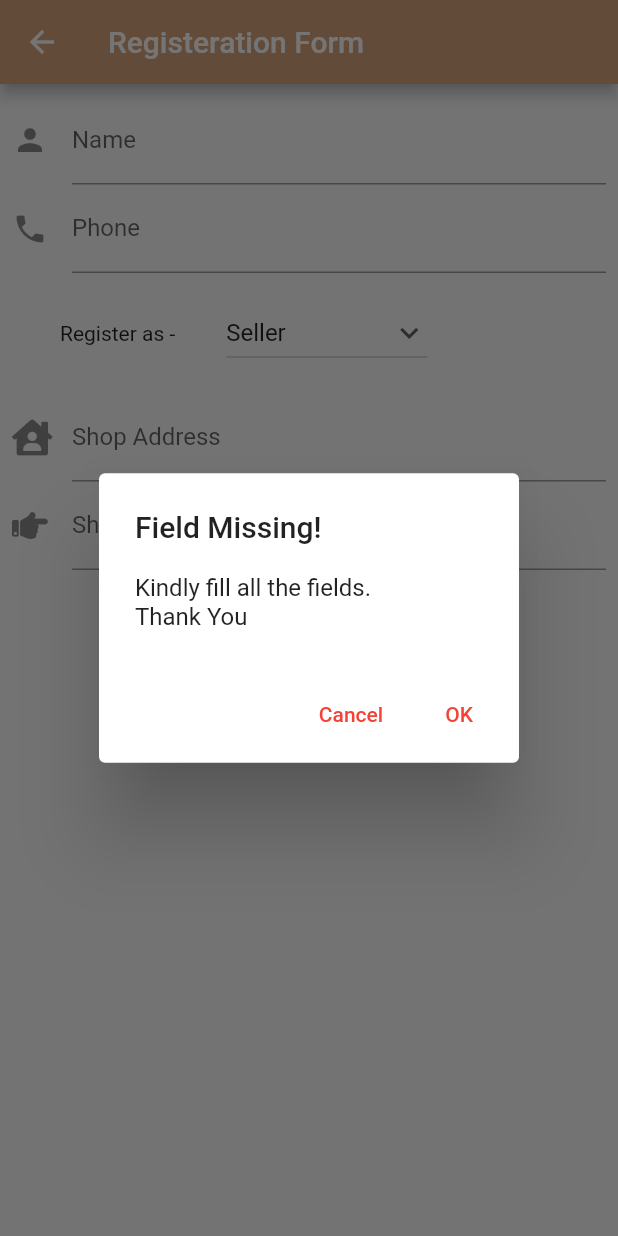
After one commit to aayeshanomani/MyMarket, a Flutter app: the RegistrationForm screen opened directly, after a tap on "Submit", on a phone screen of 412 x 824 dp. The commit adds this screen. Run offline on Flutter 3.47's test engine with Material 2 defaults, Android fonts, the phone set to English and light mode, and no system bars; our stand-ins replace carousel_slider, cloud_firestore, firebase_auth, font_awesome_flutter, google_maps_flutter, location and 1 more; missing offline and left inert: geocoder; accounts and stored records are empty; network calls fail.

Commit message:
fixed map and added seller application

```diff
--- /dev/null
+++ b/lib/applicationForm.dart
@@ -0,0 +1,351 @@
+import 'package:cloud_firestore/cloud_firestore.dart';
+import 'package:firebase_auth/firebase_auth.dart';
+import 'package:flutter/material.dart';
+import 'package:geocoder/geocoder.dart';
+import 'package:font_awesome_flutter/font_awesome_flutter.dart';
+import 'package:mymarket/adminHome.dart';
+import 'package:mymarket/services/helper.dart';
+
+class RegistrationForm extends StatefulWidget {
+  const RegistrationForm();
+
+  @override
+  _RegistrationFormState createState() => _RegistrationFormState();
+}
+
+class _RegistrationFormState extends State<RegistrationForm> {
+  final _formKey = GlobalKey<FormState>();
+
+  String dropdownvalue = 'Seller';
+  String name = "", phone = "", address = "", shopName = "";
+  var first;
+
+  // List of items in our dropdown menu
+  var items = [
+    'Seller',
+    'Delivery Person',
+  ];
+
+  @override
+  Widget build(BuildContext context) {
+    Future<bool> _showMyDialog(String title, String line1, String line2) async {
+      return showDialog<bool>(
+        context: context,
+        barrierDismissible: false, // user must tap button!
+        builder: (BuildContext context) {
+          return AlertDialog(
+            title: Text(title),
+            content: SingleChildScrollView(
+              child: ListBody(
+                children: <Widget>[
+                  Text(line1),
+                  Text(line2),
+                ],
+              ),
+            ),
+            actions: <Widget>[
+              TextButton(
+                child: const Text('Cancel'),
+                onPressed: () {
+                  Navigator.pop(context, false);
+                },
+              ),
+              TextButton(
+                child: const Text('OK'),
+                onPressed: () {
+                  Navigator.pop(context, true);
+                },
+              ),
+            ],
+          );
+        },
+      );
+    }
+
+    // Build a Form widget using the _formKey created above.
+    return Scaffold(
+      appBar: AppBar(
+        title: Text("Registeration Form"),
+        backgroundColor: Color(0xffD8A47F),
+      ),
+      body: Container(
+        child: Padding(
+          padding: const EdgeInsets.all(8.0),
+          child: Form(
+            key: _formKey,
+            child: Column(
+              crossAxisAlignment: CrossAxisAlignment.start,
+              children: <Widget>[
+                TextFormField(
+                  decoration: const InputDecoration(
+                    icon: const Icon(Icons.person),
+                    hintText: 'Enter your name',
+                    labelText: 'Name',
+                  ),
+                  onChanged: (val) {
+                    setState(() {
+                      name = val;
+                    });
+                  },
+                ),
+                TextFormField(
+                  decoration: const InputDecoration(
+                    icon: const Icon(Icons.phone),
+                    hintText: 'Enter a phone number',
+                    labelText: 'Phone',
+                  ),
+                  onChanged: (val) {
+                    setState(() {
+                      phone = val;
+                    });
+                  },
+                ),
+                Row(
+                  children: [
+                    Padding(
+                      padding: const EdgeInsets.all(32.0),
+                      child: Text("Register as -"),
+                    ),
+                    Padding(
+                      padding: const EdgeInsets.all(2.0),
+                      child: Container(
+                        child: DropdownButton(
+                          // Initial Value
+                          value: dropdownvalue,
+
+                          // Down Arrow Icon
+                          icon: const Icon(Icons.keyboard_arrow_down),
+
+                          // Array list of items
+                          items: items.map((String item) {
+                            return DropdownMenuItem(
+                              value: item,
+                              child: Text(item),
+                            );
+                          }).toList(),
+                          // After selecting the desired option,it will
+                          // change button value to selected value
+                          onChanged: (newValue) {
+                            setState(() {
+                              dropdownvalue = newValue;
+                            });
+                          },
+                        ),
+                      ),
+                    ),
+                  ],
+                ),
+                if (dropdownvalue == 'Seller')
+                  TextFormField(
+                    decoration: const InputDecoration(
+                      icon: const Icon(FontAwesomeIcons.houseUser),
+                      hintText: 'Address of your shop',
+                      labelText: 'Shop Address',
+                    ),
+                    onChanged: (val) {
+                      setState(() {
+                        address = val;
+                      });
+                    },
+                  ),
+                if (dropdownvalue == 'Seller')
+                  TextFormField(
+                    decoration: const InputDecoration(
+                      icon: const Icon(FontAwesomeIcons.solidHandPointRight),
+                      hintText: 'Enter shop name',
+                      labelText: 'Shop Name',
+                    ),
+                    onChanged: (val) {
+                      setState(() {
+                        shopName = val;
+                      });
+                    },
+                  ),
+                new Container(
+                    padding: const EdgeInsets.only(left: 150.0, top: 40.0),
+                    child: new RaisedButton(
+                      color: Color(0xffEE4B6A),
+                      child: const Text('Submit'),
+                      onPressed: () async {
+                        if (name == "" || phone == "") {
+                          _showMyDialog("Field Missing!",
+                              "Kindly fill all the fields.", "Thank You");
+                        } else if (dropdownvalue == "Seller" && address == "") {
+                          _showMyDialog("Field Missing!",
+                              "Kindly fill all the fields.", "Thank You");
+                        } else if (dropdownvalue == "Seller") {
+                          bool confirm = await _showMyDialog(
+                              "Confirm Registration",
+                              "You are registering as a seller. Please make sure you've written your complete address.",
+                              "If not sure, press cancel.");
+                          if (confirm) {
+                            print("Registering...");
+                            final query = address;
+                            var addresses = await Geocoder.local
+                                .findAddressesFromQuery(query);
+
+                            setState(() {
+                              first = addresses.first;
+                            });
+
+                            print(
+                                "${first.featureName} : ${first.coordinates}");
+                            if (await loginUser(phone, context)) {
+                              print("Phone Number Verified");
+                              Firestore.instance
+                                  .collection("users")
+                                  .document(uid)
+                                  .setData({
+                                "userId": uid,
+                                "name": name,
+                                "phoneNumber": phone,
+                                "type": dropdownvalue,
+                                "applicant": true,
+                                "shopName": shopName,
+                                "shopLat": first.coordinates.latitude,
+                                "shopLong": first.coordinates.longitude,
+                                "shopAddress": address
+                              });
+                              HelperFunc.saveUserloggedIn(true);
+                              HelperFunc.saveType("SellerApplicant");
+                              HelperFunc.saveUsername(uid);
+                            }
+                          }
+                        }
+                      },
+                    )),
+              ],
+            ),
+          ),
+        ),
+      ),
+    );
+  }
+
+  final _codeController = TextEditingController();
+  var uid;
+
+  Future<bool> loginUser(String phone, BuildContext context) async {
+    FirebaseAuth _auth = FirebaseAuth.instance;
+
+    FirebaseUser user;
+    _auth.verifyPhoneNumber(
+        phoneNumber: "+91" + phone,
+        timeout: Duration(seconds: 60),
+        verificationCompleted: (AuthCredential credential) async {
+          Navigator.of(context).pop();
+
+          AuthResult result = await _auth.signInWithCredential(credential);
+
+          user = result.user;
+
+          if (user != null) {
+            setState(() {
+              uid = user.uid;
+              print(uid);
+            });
+
+            print("Phone Number Verified");
+            Firestore.instance.collection("users").document(uid).setData({
+              "userId": uid,
+              "name": name,
+              "phoneNumber": phone,
+              "type": dropdownvalue,
+              "applicant": true,
+              "shopName": shopName,
+              "shopLat": first.coordinates.latitude,
+              "shopLong": first.coordinates.longitude,
+              "shopAddress": address
+            });
+            HelperFunc.saveUserloggedIn(true);
+            HelperFunc.saveType("SellerApplicant");
+            HelperFunc.saveUsername(uid);
+            Navigator.push(
+                                context,
+                                MaterialPageRoute(
+                                    builder: (context) => HomeScreen()));
+          } else {}
+
+          //This callback would gets called when verification is done auto maticlly
+        },
+        verificationFailed: (AuthException exception) {
+          print(exception);
+        },
+        codeSent: (String verificationId, [int forceResendingToken]) {
+          showDialog(
+              context: context,
+              barrierDismissible: false,
+              builder: (context) {
+                return AlertDialog(
+                  title: Text("Enter OTP",
+                      style: TextStyle(color: Color(0xffE24E1B))),
+                  content: Column(
+                    mainAxisSize: MainAxisSize.min,
+                    children: <Widget>[
+                      TextField(
+                        controller: _codeController,
+                        keyboardType: TextInputType.number,
+                      ),
+                    ],
+                  ),
+                  actions: <Widget>[
+                    FlatButton(
+                      child: Text("Confirm"),
+                      textColor: Color(0xffD6D4A0),
+                      color: Color(0xffDA7635),
+                      onPressed: () async {
+                        final code = _codeController.text.trim();
+                        AuthCredential credential =
+                            PhoneAuthProvider.getCredential(
+                                verificationId: verificationId, smsCode: code);
+
+                        AuthResult result =
+                            await _auth.signInWithCredential(credential);
+
+                        FirebaseUser user = result.user;
+
+                        if (user != null) {
+                          setState(() {
+                            uid = user.uid;
+                            print(uid);
+                          });
+                          print("Phone Number Verified");
+                          Firestore.instance
+                              .collection("users")
+                              .document(uid)
+                              .setData({
+                            "userId": uid,
+                            "name": name,
+                            "phoneNumber": phone,
+                            "type": dropdownvalue,
+                            "applicant": true,
+                            "shopName": shopName,
+                            "shopLat": first.coordinates.latitude,
+                            "shopLong": first.coordinates.longitude,
+                            "shopAddress": address
+                          }).then((value) async {
+                            HelperFunc.saveUserloggedIn(true);
+                            print(await HelperFunc.getUserloggedIn());
+                            HelperFunc.saveType("SellerApplicant");
+                            HelperFunc.saveUsername(uid);
+                            Navigator.push(
+                                context,
+                                MaterialPageRoute(
+                                    builder: (context) => HomeScreen()));
+                          });
+                        } else {}
+                      },
+                    )
+                  ],
+                );
+              });
+        },
+        codeAutoRetrievalTimeout: null);
+
+    if (user != null) {
+      return true;
+    } else {
+      return false;
+    }
+  }
+}
--- a/pubspec.yaml
+++ b/pubspec.yaml
@@ -34,7 +34,9 @@ dependencies:
   location: ^3.0.2
   firebase_core:
   firebase_auth: ^0.15.2
+  cloud_firestore: ^0.13.7
   shared_preferences: ^2.0.5
+  geocoder: ^0.2.1
 
 dev_dependencies:
   flutter_test:
```
Also changed, not shown: lib/adminHome.dart (+46 -9 lines), lib/adminLogin.dart (+113 -54 lines), lib/homePage.dart (+22 -14 lines), lib/map.dart (+12 -22 lines), lib/services/database.dart (added, +21 -0 lines), lib/services/helper.dart (+7 -8 lines), pubspec.lock, 1 other file.
